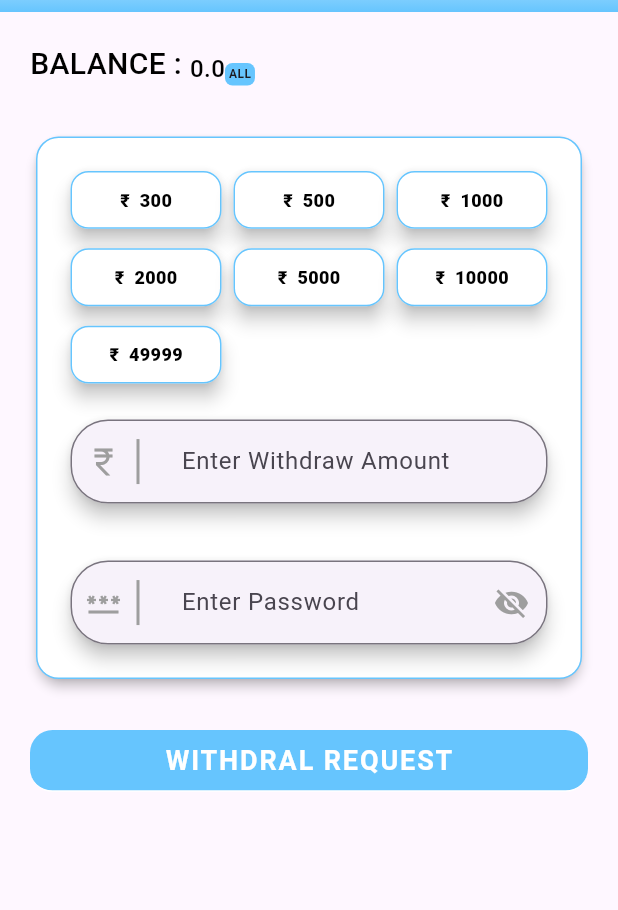
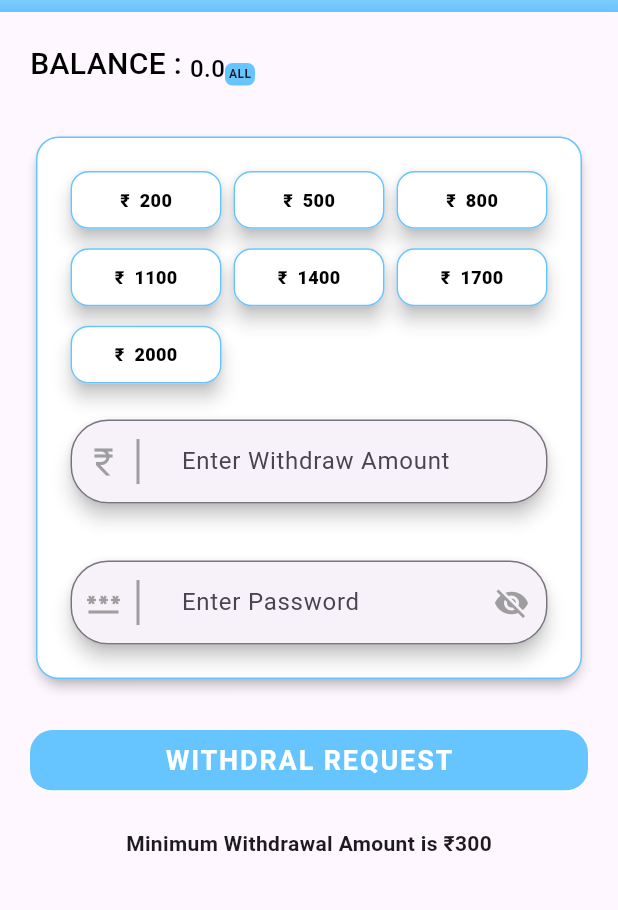
Before and after one commit to SuryavanshiAman/balloon, a Flutter app: the WithdrawPage screen opened by its route, on a phone screen of 412 x 824 dp, the part 72-982 px from its top. Run offline on Flutter 3.47's test engine with Material 3 defaults, Android fonts, the phone set to English and light mode, and no system bars; our stand-ins replace country_code_picker, flutter_styled_toast, lottie, matcher, share_plus, shared_preferences; accounts and stored records are empty; network calls fail; Roboto replaces fonts that are missing (SitkaSmall); project files that could hold a hidden picture were left out.

Commit message:
12 commit

```diff
--- a/lib/game_controller.dart
+++ b/lib/game_controller.dart
@@ -130,7 +130,7 @@ class CurvedPipePainter extends CustomPainter {
     Paint paint = Paint()
       ..color = Colors.white
       ..style = PaintingStyle.stroke
-      ..strokeWidth = 1;
+      ..strokeWidth = 2.5;
 
     // Define a path for the curved pipe
     Path path = Path();
--- a/lib/model/profile_model.dart
+++ b/lib/model/profile_model.dart
@@ -2,6 +2,7 @@ class ProfileModel {
   bool? status;
   String? message;
   String? gameType;
+  String? gameUrl;
   Data? data;
 
 
@@ -11,6 +12,7 @@ class ProfileModel {
     status = json['status'];
     message = json['message'];
     gameType = json['game_type'];
+    gameUrl = json['game_url'];
     data = json['data'] != null ? new Data.fromJson(json['data']) : null;
 
   }
@@ -20,6 +22,7 @@ class ProfileModel {
     data['status'] = this.status;
     data['message'] = this.message;
     data['game_type'] = this.gameType;
+    data['game_url'] = this.gameUrl;
     if (this.data != null) {
       data['data'] = this.data!.toJson();
     }
--- a/lib/repo/api_url.dart
+++ b/lib/repo/api_url.dart
@@ -1,5 +1,6 @@
 class ApiUrl{
-  static const String baseUrl ='https://balloon.mobileappdemo.net/api/';
+  // static const String baseUrl ='https://balloon.mobileappdemo.net/api/';
+  static const String baseUrl ='https://root.ballongame.com/api/';
   static const String amountListApi='${baseUrl}available_bets';
   static const String loginApi='${baseUrl}login';
   static const String registerApi='${baseUrl}register';
--- a/lib/view/deposit/deposit_screen.dart
+++ b/lib/view/deposit/deposit_screen.dart
@@ -70,7 +70,7 @@ class _DepositScreenState extends State<DepositScreen> {
   int _selectedItemIndex =
   10; // Initialize with a value that won't match any index
   bool _isButtonEnabled = false;
-  List<int> indianAmount = [10000, 50000, 100000, 200000, 500000, 5000000];
+  List<int> indianAmount = [100, 200,400, 500, 1000, 2000,4000,5000];
   void _handleTextChange() {
     setState(() {
       _selectedItemIndex = 10; // Reset selected index
--- a/lib/view/withdraw/withdraw_screen.dart
+++ b/lib/view/withdraw/withdraw_screen.dart
@@ -1,4 +1,5 @@
 
+import 'package:balloon/main.dart';
 import 'package:balloon/res/app_colors.dart';
 import 'package:balloon/res/back_button.dart';
 import 'package:balloon/res/circular_button.dart';
@@ -21,7 +22,7 @@ class _WithdrawPageState extends State<WithdrawPage> {
   TextEditingController password = TextEditingController();
   int _selectedItemIndex = 10; // Initialize with a value that won't match any index
   bool _isButtonEnabled = false;
-  List<int> indianAmount = [300, 500, 1000, 2000, 5000, 10000, 49999];
+  List<int> indianAmount = [200, 500, 800, 1100, 1400, 1700, 2000];
   void _handleTextChange() {
     setState(() {
       _selectedItemIndex = 10; // Reset selected index
@@ -314,6 +315,14 @@ class _WithdrawPageState extends State<WithdrawPage> {
                     },
                     text: 'WITHDRAL REQUEST')
                     : const CircularButton(),
+                SizedBox(
+                  height: height * 0.03,
+                ),
+                const Center(
+                    child: Text(
+                      "Minimum Withdrawal Amount is ₹300",
+                      style: TextStyle(fontWeight: FontWeight.bold),
+                    ))
 
               ]),
         ));
--- a/lib/view_model/deposit_view_model.dart
+++ b/lib/view_model/deposit_view_model.dart
@@ -36,8 +36,6 @@ class DepositViewModel with ChangeNotifier{
         setLoading(false);
 
         launchURL(value['payment_link'].toString());
-        // Navigator.pushReplacementNamed(context, RoutesName.balloonScreen);
-        // Utils.setSnackBar(value['message'], AppColor.green, context);
       }
       else {
         setLoading(false);
@@ -53,8 +51,6 @@ class DepositViewModel with ChangeNotifier{
   static Future<void> launchURL(String url) async {
     try {
       Uri uri = Uri.parse(url);
-      debugPrint("Trying to launch: $uri");
-
       if (await canLaunchUrl(uri)) {
         await launchUrl(uri, mode: LaunchMode.externalApplication);
       } else {
--- a/pubspec.yaml
+++ b/pubspec.yaml
@@ -41,6 +41,7 @@ dependencies:
   country_code_picker:
   shared_preferences:
   url_launcher:
+  share_plus:
 
 dev_dependencies:
   flutter_test:
```
Also changed, not shown: lib/utils/utils.dart (+26 -0 lines), lib/view/game_screen.dart (+50 -15 lines), assets/images/balloon.png, lib/generated/assets.dart, pubspec.lock, 10 other files.
